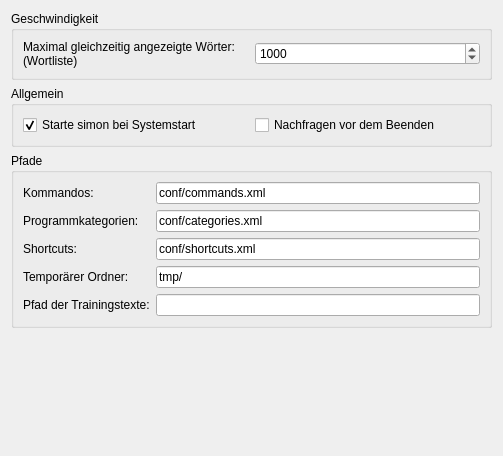
Before: the Qt Designer form ui/generalsettingsdlg.ui in KDE/simon, drawn with Qt 5.
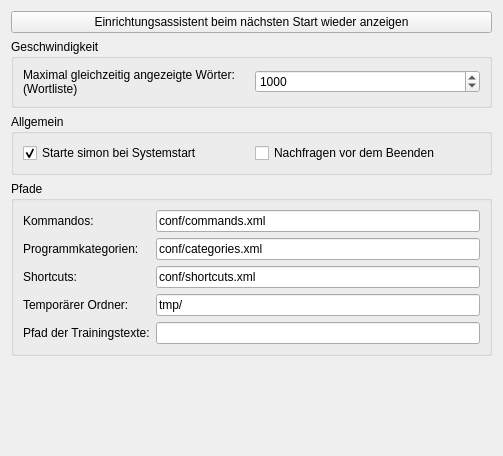
After: the same form once the commit is applied. Icons and pictures are not drawn.

```diff
--- a/ui/generalsettingsdlg.ui
+++ b/ui/generalsettingsdlg.ui
@@ -16,6 +16,16 @@
    <iconset resource="../other_icons.qrc" >:/images/icons/computer.svg</iconset>
   </property>
   <layout class="QVBoxLayout" >
+   <item>
+    <widget class="QPushButton" name="pbShowFirstRunWizard" >
+     <property name="text" >
+      <string>Einrichtungsassistent beim nächsten Start wieder anzeigen</string>
+     </property>
+     <property name="checkable" >
+      <bool>true</bool>
+     </property>
+    </widget>
+   </item>
    <item>
     <widget class="QGroupBox" name="gbPerformance" >
      <property name="title" >
```
